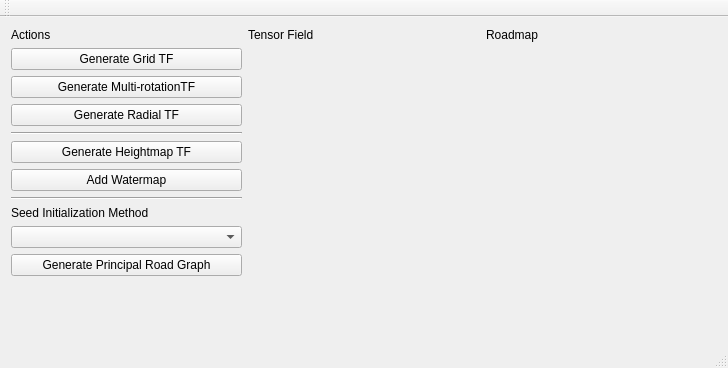
Old version of the form mainwindow.ui in the repository matthieuheitz/IPSM.
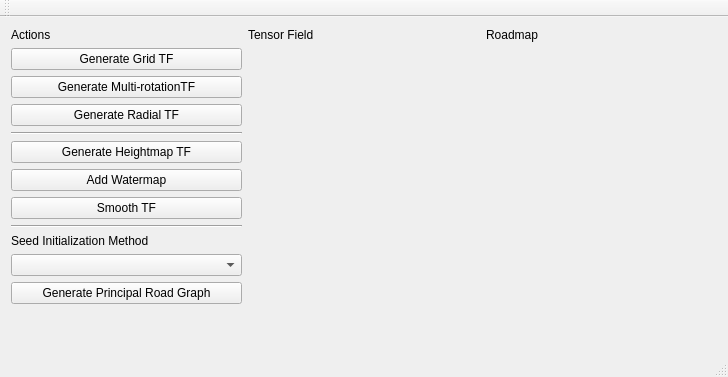
New version of the form.

What changed in the file:
```diff
--- a/mainwindow.ui
+++ b/mainwindow.ui
@@ -7,7 +7,7 @@
     <x>0</x>
     <y>0</y>
     <width>728</width>
-    <height>368</height>
+    <height>377</height>
    </rect>
   </property>
   <property name="windowTitle">
@@ -31,21 +31,7 @@
     </item>
     <item row="1" column="0">
      <layout class="QGridLayout" name="gridLayout_4">
-      <item row="0" column="0">
-       <widget class="QPushButton" name="buttonGenerateGridTF">
-        <property name="text">
-         <string>Generate Grid TF</string>
-        </property>
-       </widget>
-      </item>
-      <item row="6" column="0">
-       <widget class="Line" name="line">
-        <property name="orientation">
-         <enum>Qt::Horizontal</enum>
-        </property>
-       </widget>
-      </item>
-      <item row="10" column="0">
+      <item row="11" column="0">
        <widget class="QPushButton" name="buttonGeneratePrincipalRG">
         <property name="text">
          <string>Generate Principal Road Graph</string>
@@ -59,7 +45,7 @@
         </property>
        </widget>
       </item>
-      <item row="9" column="0">
+      <item row="10" column="0">
        <widget class="QComboBox" name="comboBoxSeedInit"/>
       </item>
       <item row="3" column="0">
@@ -90,7 +76,28 @@
         </property>
        </widget>
       </item>
-      <item row="11" column="0">
+      <item row="0" column="0">
+       <widget class="QPushButton" name="buttonGenerateGridTF">
+        <property name="text">
+         <string>Generate Grid TF</string>
+        </property>
+       </widget>
+      </item>
+      <item row="7" column="0">
+       <widget class="Line" name="line">
+        <property name="orientation">
+         <enum>Qt::Horizontal</enum>
+        </property>
+       </widget>
+      </item>
+      <item row="9" column="0">
+       <widget class="QLabel" name="label">
+        <property name="text">
+         <string>Seed Initialization Method</string>
+        </property>
+       </widget>
+      </item>
+      <item row="12" column="0">
        <spacer name="verticalSpacer">
         <property name="orientation">
          <enum>Qt::Vertical</enum>
@@ -103,10 +110,10 @@
         </property>
        </spacer>
       </item>
-      <item row="8" column="0">
-       <widget class="QLabel" name="label">
+      <item row="6" column="0">
+       <widget class="QPushButton" name="buttonSmoothTF">
         <property name="text">
-         <string>Seed Initialization Method</string>
+         <string>Smooth TF</string>
         </property>
        </widget>
       </item>
```
Left out of the diff: 30 changed lines with no effect on the pictures.
